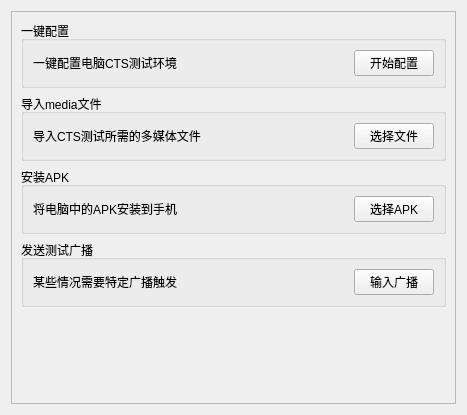
Before: the Qt Designer form extendwidget.ui in vince7839/GmsAutoTool, drawn with Qt 5.
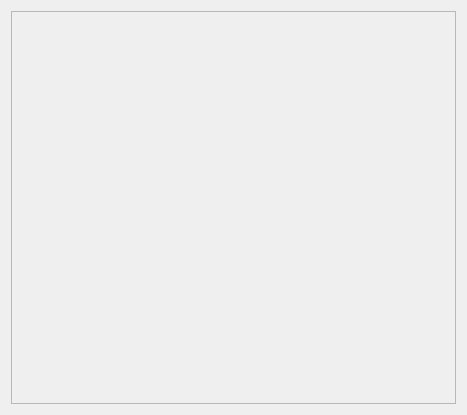
After: the same form once the commit is applied.

Commit message: 重建ExtendWidget架构，以方便扩展

```diff
--- a/extendwidget.ui
+++ b/extendwidget.ui
@@ -28,165 +28,6 @@
         <height>395</height>
        </rect>
       </property>
-      <layout class="QVBoxLayout" name="verticalLayout">
-       <item>
-        <widget class="QGroupBox" name="groupBox">
-         <property name="title">
-          <string>一键配置</string>
-         </property>
-         <layout class="QHBoxLayout" name="horizontalLayout">
-          <item>
-           <widget class="QLabel" name="label">
-            <property name="text">
-             <string>一键配置电脑CTS测试环境</string>
-            </property>
-           </widget>
-          </item>
-          <item>
-           <spacer name="horizontalSpacer">
-            <property name="orientation">
-             <enum>Qt::Horizontal</enum>
-            </property>
-            <property name="sizeHint" stdset="0">
-             <size>
-              <width>178</width>
-              <height>20</height>
-             </size>
-            </property>
-           </spacer>
-          </item>
-          <item>
-           <widget class="QPushButton" name="btn_configPC">
-            <property name="text">
-             <string>开始配置</string>
-            </property>
-           </widget>
-          </item>
-         </layout>
-        </widget>
-       </item>
-       <item>
-        <widget class="QGroupBox" name="groupBox_2">
-         <property name="title">
-          <string>导入media文件</string>
-         </property>
-         <layout class="QHBoxLayout" name="horizontalLayout_2">
-          <item>
-           <widget class="QLabel" name="label_2">
-            <property name="text">
-             <string>导入CTS测试所需的多媒体文件</string>
-            </property>
-           </widget>
-          </item>
-          <item>
-           <spacer name="horizontalSpacer_2">
-            <property name="orientation">
-             <enum>Qt::Horizontal</enum>
-            </property>
-            <property name="sizeHint" stdset="0">
-             <size>
-              <width>148</width>
-              <height>20</height>
-             </size>
-            </property>
-           </spacer>
-          </item>
-          <item>
-           <widget class="QPushButton" name="btn_push">
-            <property name="text">
-             <string>选择文件</string>
-            </property>
-           </widget>
-          </item>
-         </layout>
-        </widget>
-       </item>
-       <item>
-        <widget class="QGroupBox" name="groupBox_3">
-         <property name="title">
-          <string>安装APK</string>
-         </property>
-         <layout class="QHBoxLayout" name="horizontalLayout_3">
-          <item>
-           <widget class="QLabel" name="label_3">
-            <property name="text">
-             <string>将电脑中的APK安装到手机</string>
-            </property>
-           </widget>
-          </item>
-          <item>
-           <spacer name="horizontalSpacer_3">
-            <property name="orientation">
-             <enum>Qt::Horizontal</enum>
-            </property>
-            <property name="sizeHint" stdset="0">
-             <size>
-              <width>175</width>
-              <height>20</height>
-             </size>
-            </property>
-           </spacer>
-          </item>
-          <item>
-           <widget class="QPushButton" name="btn_install">
-            <property name="text">
-             <string>选择APK</string>
-            </property>
-           </widget>
-          </item>
-         </layout>
-        </widget>
-       </item>
-       <item>
-        <widget class="QGroupBox" name="groupBox_4">
-         <property name="title">
-          <string>发送测试广播</string>
-         </property>
-         <layout class="QHBoxLayout" name="horizontalLayout_4">
-          <item>
-           <widget class="QLabel" name="label_4">
-            <property name="text">
-             <string>某些情况需要特定广播触发</string>
-            </property>
-           </widget>
-          </item>
-          <item>
-           <spacer name="horizontalSpacer_4">
-            <property name="orientation">
-             <enum>Qt::Horizontal</enum>
-            </property>
-            <property name="sizeHint" stdset="0">
-             <size>
-              <width>174</width>
-              <height>20</height>
-             </size>
-            </property>
-           </spacer>
-          </item>
-          <item>
-           <widget class="QPushButton" name="btn_broadcast">
-            <property name="text">
-             <string>输入广播</string>
-            </property>
-           </widget>
-          </item>
-         </layout>
-        </widget>
-       </item>
-       <item>
-        <spacer name="verticalSpacer">
-         <property name="orientation">
-          <enum>Qt::Vertical</enum>
-         </property>
-         <property name="sizeHint" stdset="0">
-          <size>
-           <width>20</width>
-           <height>62</height>
-          </size>
-         </property>
-        </spacer>
-       </item>
-      </layout>
      </widget>
     </widget>
    </item>
```
The commit also changes 2 other files.
